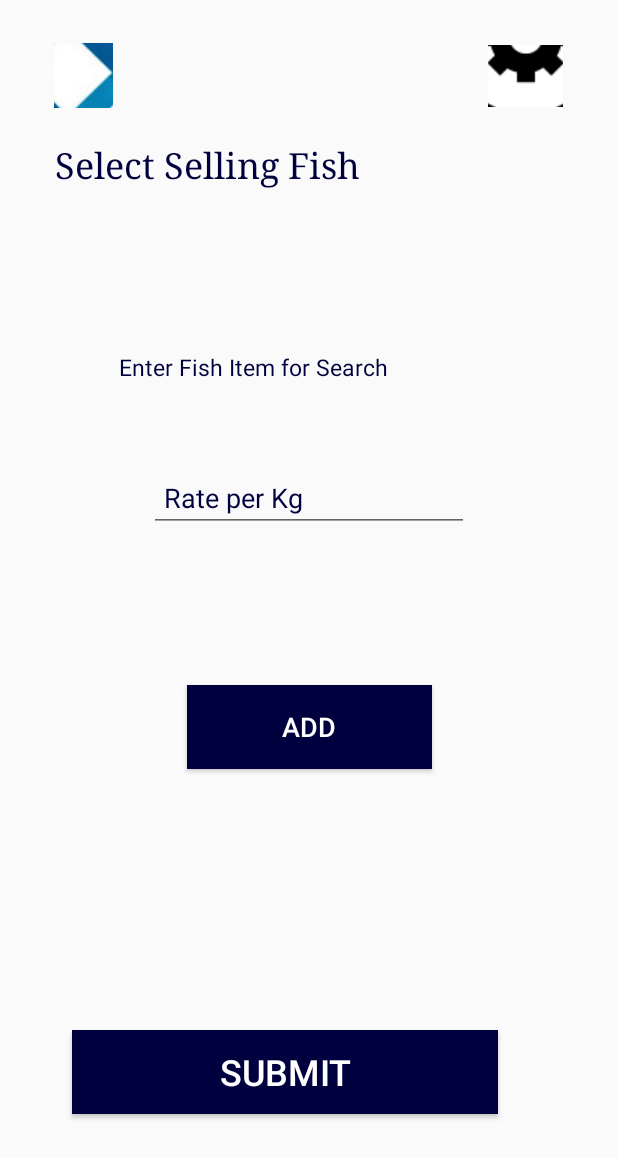
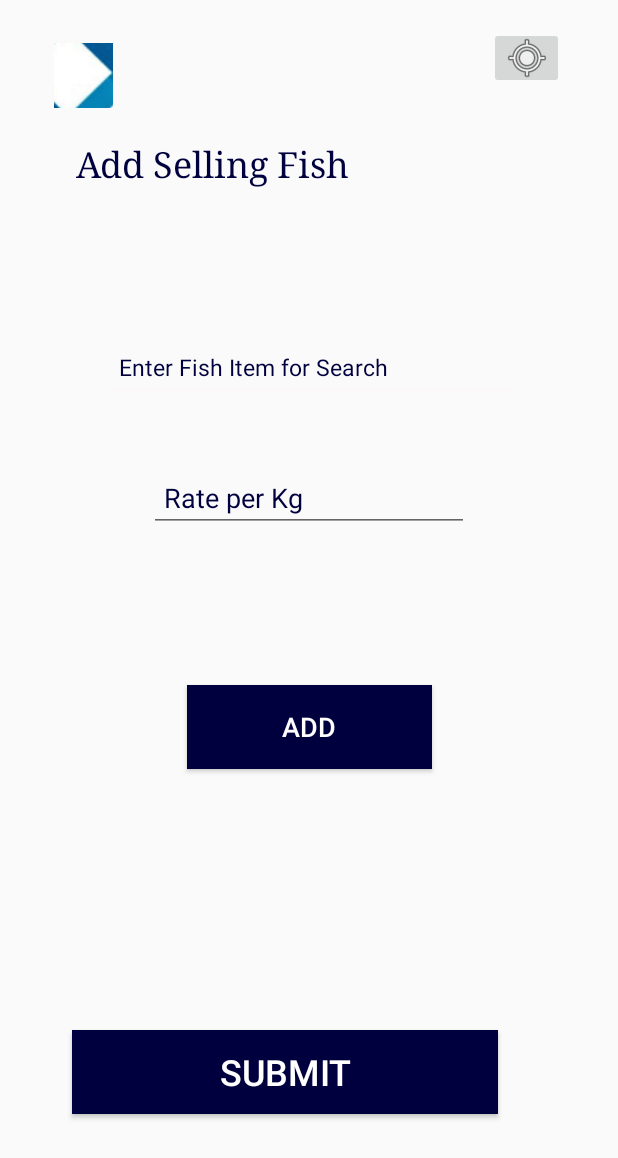
Before and after one commit to HDLLakshan/MaadelaSeller, an Android app: the SellingFishItem screen opened directly, with no data from a screen before it, on a phone screen of 412 x 824 dp. Shown: the top 1158 px of the screen. Run offline under Robolectric (Android 15) with nearby library versions, the light colour scheme and no system bars; our stand-ins replace Firebase (no records; nobody signed in at launch, a user with empty details on screens opened directly).

Commit message:
Complete 98.9991%

```diff
--- a/app/src/main/java/com/example/maadelaseller/RequestList.java
+++ b/app/src/main/java/com/example/maadelaseller/RequestList.java
@@ -41,9 +41,9 @@ public class RequestList extends ArrayAdapter<Requests> {
         Requests requests = requestsList.get( position );
 
        if(requests.getStatus().equals( "Pending" ))
-           listviweItem.setBackgroundColor( Color.BLUE );
+           listviweItem.setBackgroundColor( Color.GRAY );
        if(requests.getStatus().equals( "Confirmed" ))
-           listviweItem.setBackgroundColor( Color.GREEN );
+           listviweItem.setBackgroundColor( Color.MAGENTA );
         fname.setText( requests.getFishname() );
         amount.setText( requests.getAmount() );
         cusn.setText( requests.getCusname() );
--- a/app/src/main/java/com/example/maadelaseller/SellingFishItem.java
+++ b/app/src/main/java/com/example/maadelaseller/SellingFishItem.java
@@ -91,7 +91,7 @@ public class SellingFishItem extends Activity {
                     //  Toast.makeText( SearchNavi.this,"New Shop Opend", Toast.LENGTH_LONG).show();
                     NotificationManager notif=(NotificationManager)getSystemService( Context.NOTIFICATION_SERVICE);
                     Notification notify=new Notification.Builder
-                            (getApplicationContext()).setContentTitle("New Shop Opend").setContentText(DateShopOpend).setSmallIcon(R.drawable.icon).build();
+                            (getApplicationContext()).setContentTitle("New Request").setContentText(DateShopOpend).setSmallIcon(R.drawable.icon).build();
 
                     notify.flags |= Notification.FLAG_AUTO_CANCEL;
                     notif.notify(0, notify);
--- a/app/src/main/res/layout/activity_selling_fish_item.xml
+++ b/app/src/main/res/layout/activity_selling_fish_item.xml
@@ -75,18 +75,19 @@
 
     <TextView
         android:id="@+id/textView"
-        android:layout_width="339dp"
-        android:layout_height="72dp"
+        android:layout_width="310dp"
+        android:layout_height="64dp"
         android:layout_marginTop="48dp"
         android:fontFamily="serif"
-        android:text="Select Selling Fish "
+        android:text="Add Selling Fish "
         android:textColor="@color/colorPrimary"
         android:textSize="24sp"
         app:layout_constraintBottom_toBottomOf="parent"
         app:layout_constraintEnd_toEndOf="parent"
+        app:layout_constraintHorizontal_bias="0.495"
         app:layout_constraintStart_toStartOf="parent"
         app:layout_constraintTop_toTopOf="parent"
-        app:layout_constraintVertical_bias="0.065" />
+        app:layout_constraintVertical_bias="0.064" />
 
     <ImageButton
         android:id="@+id/imageButton2"
@@ -105,12 +106,12 @@
         android:layout_width="50dp"
         android:layout_height="41dp"
         android:onClick="gotoprofile"
-        android:src="@drawable/lc"
+        android:src="@android:drawable/ic_menu_mylocation"
         app:layout_constraintBottom_toBottomOf="parent"
         app:layout_constraintEnd_toEndOf="parent"
-        app:layout_constraintHorizontal_bias="0.898"
+        app:layout_constraintHorizontal_bias="0.9"
         app:layout_constraintStart_toStartOf="parent"
         app:layout_constraintTop_toTopOf="parent"
-        app:layout_constraintVertical_bias="0.038" />
+        app:layout_constraintVertical_bias="0.023" />
 
 </androidx.constraintlayout.widget.ConstraintLayout>
```
